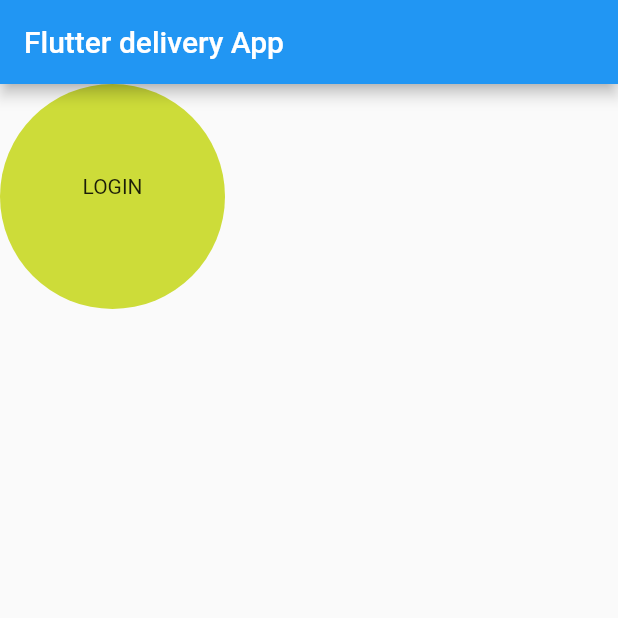
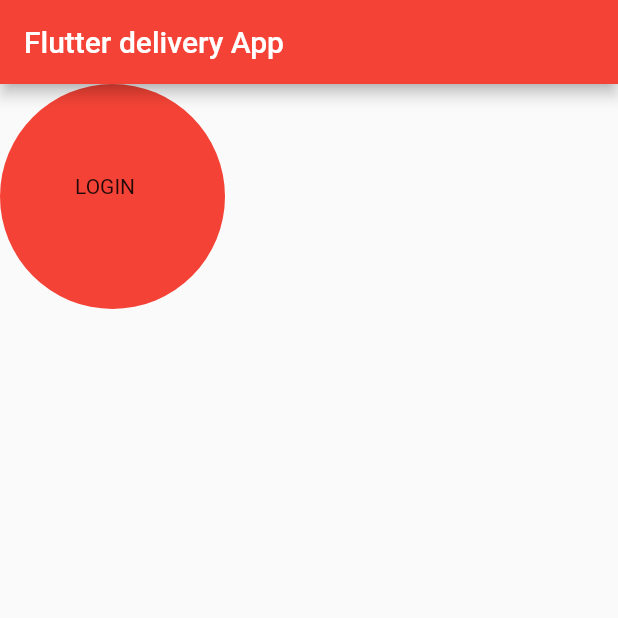
Before and after one commit to JairGRC/Flutter_delivery, a Flutter app: the screen it shows after launch, on a phone screen of 412 x 824 dp, the top half of it. Run offline on Flutter 3.47's test engine with Material 2 defaults, Android fonts, the phone set to English and light mode, and no system bars.

Commit message:
Cambios en login

```diff
--- a/lib/main.dart
+++ b/lib/main.dart
@@ -1,5 +1,7 @@
 import 'package:flutter/material.dart';
 import 'package:flutter_delivery_udemy/src/login/login_page.dart';
+import 'package:flutter_delivery_udemy/src/utils/my_colors.dart';
+
 
 void main() {
   runApp(const MyApp());
@@ -20,9 +22,15 @@ class _MyAppState extends State<MyApp> {
       debugShowCheckedModeBanner: false,
       //Ruta
       initialRoute: 'login',
+      theme: ThemeData(
+          colorScheme: ColorScheme.fromSwatch(
+            primarySwatch: Colors.red
+          )
+      ),
       routes: {
         'login' : (BuildContext context)=> LoginPage()
       },
+
     );
   }
 }
--- a/lib/src/login/login_page.dart
+++ b/lib/src/login/login_page.dart
@@ -9,7 +9,7 @@ class LoginPage extends StatefulWidget {
 class _LoginPageState extends State<LoginPage> {
 
   @override
-  // CORRE CODIGO QUE SE MUESTRA EN PANTALLA
+  //CORRE CODIGO QUE SE MUESTRA EN PANTALLA
   Widget build(BuildContext context) {
     return Scaffold(
         appBar: AppBar(
@@ -23,11 +23,11 @@ class _LoginPageState extends State<LoginPage> {
               height: 150,
               decoration: BoxDecoration(
                   borderRadius: BorderRadius.all(Radius.circular(100)),
-             color: Colors.lime
+                  color: Colors.red
               ),
             ),
             Container(
-           margin: EdgeInsets.only(top: 60,left: 55),
+                margin: EdgeInsets.only(top: 60, left: 50),
                 child: Text('LOGIN')
             )
           ],
--- /dev/null
+++ b/lib/src/utils/my_colors.dart
@@ -0,0 +1,5 @@
+import 'package:flutter/material.dart';
+
+class MyColors {
+    static Color primaryColor=  const Color(0xFFE70D32);
+}
```
Lines whose indentation alone changed are shown as unchanged.
